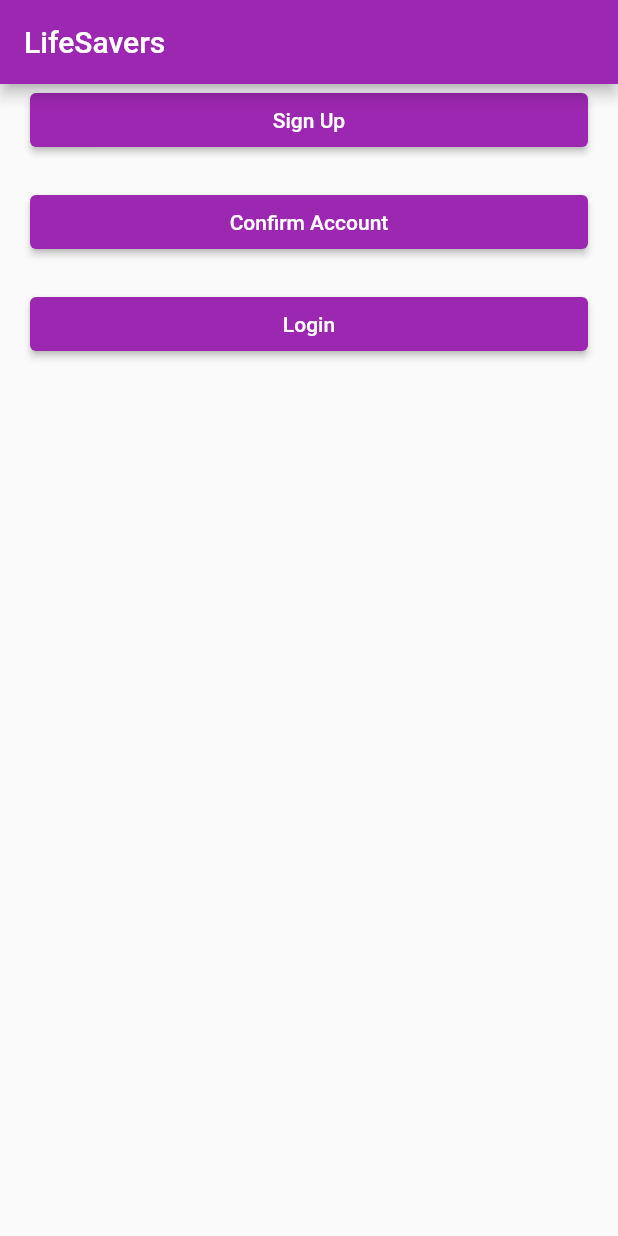
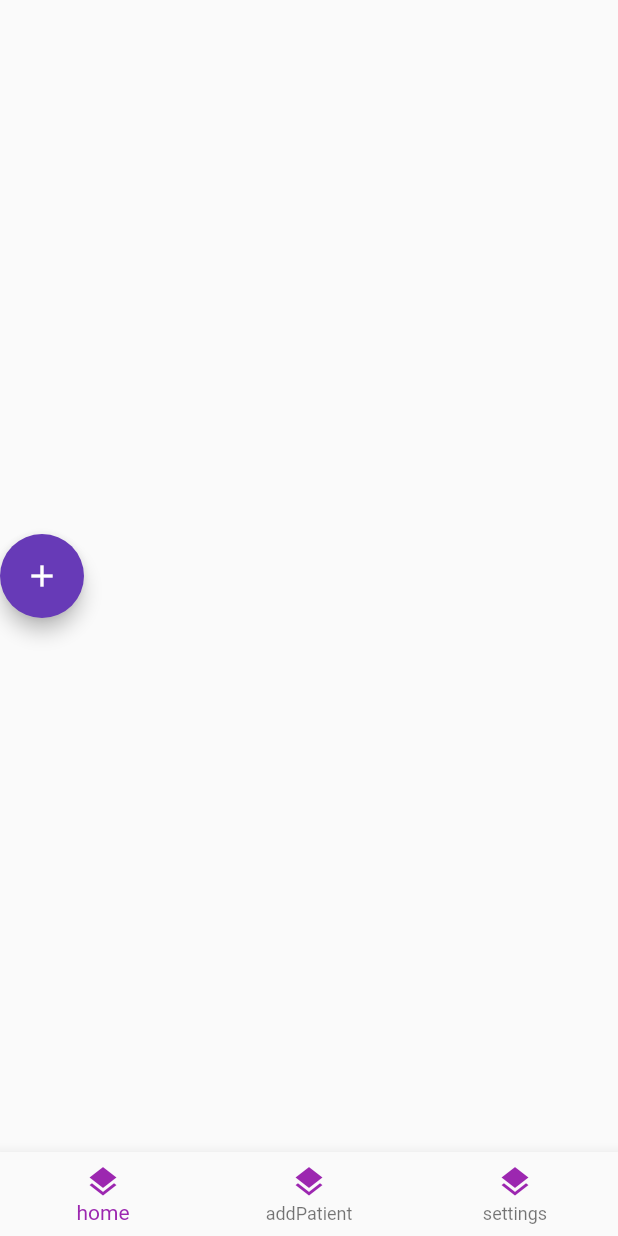
Before and after one commit to lbal837/capstone, a Flutter app: the screen it shows after launch, on a phone screen of 412 x 824 dp. Run offline on Flutter 3.47's test engine with Material 2 defaults, Android fonts, the phone set to English and light mode, and no system bars; our stand-ins replace firebase_core, firebase_messaging, shared_preferences; missing offline and left inert: amazon_cognito_identity_dart_2; accounts and stored records are empty; statements that could not run were skipped.

Commit message:
NAV BAR hell

```diff
--- a/frontend/lib/main.dart
+++ b/frontend/lib/main.dart
@@ -3,6 +3,7 @@ import 'package:firebase_messaging/firebase_messaging.dart';
 import 'package:flutter/material.dart';
 import 'package:frontend/ui/home/home_screen.dart';
 import 'firebase_options.dart';
+import 'nav/nav_app.dart';
 
 void main() async {
   WidgetsFlutterBinding.ensureInitialized();
@@ -35,11 +36,10 @@ class MyAppState extends State<MyApp> {
   @override
   Widget build(BuildContext context) {
     return MaterialApp(
-      title: 'Flutter Demo',
-      theme: ThemeData(
-        primarySwatch: Colors.purple,
-      ),
-      home: const MyHomePage(title: 'LifeSavers'),
-    );
+        title: 'Flutter Demo',
+        theme: ThemeData(
+          primarySwatch: Colors.purple,
+        ),
+        home: NavApp());
   }
 }
--- /dev/null
+++ b/frontend/lib/nav/bottom_nav.dart
@@ -0,0 +1,34 @@
+import 'package:flutter/material.dart';
+import 'package:frontend/nav/tab_item.dart';
+
+class BottomNavigation extends StatelessWidget {
+  const BottomNavigation(
+      {super.key, required this.currentTab, required this.onSelectTab});
+  final TabItem currentTab;
+  final ValueChanged<TabItem> onSelectTab;
+
+  @override
+  Widget build(BuildContext context) {
+    return BottomNavigationBar(
+      type: BottomNavigationBarType.fixed,
+      items: [
+        _buildItem(TabItem.home),
+        _buildItem(TabItem.addPatient),
+        _buildItem(TabItem.settings),
+      ],
+      onTap: (index) => onSelectTab(
+        TabItem.values[index],
+      ),
+    );
+  }
+
+  BottomNavigationBarItem _buildItem(TabItem tabItem) {
+    return BottomNavigationBarItem(
+      icon: const Icon(
+        Icons.layers,
+        color: Colors.purple,
+      ),
+      label: tabName[tabItem],
+    );
+  }
+}
--- /dev/null
+++ b/frontend/lib/nav/nav_app.dart
@@ -0,0 +1,44 @@
+import 'package:flutter/material.dart';
+import 'package:frontend/auth/user_service.dart';
+import 'package:frontend/nav/tab_item.dart';
+import 'package:frontend/secrets.dart';
+import 'package:frontend/ui/patients_portal/patients_portal_screen.dart';
+
+import '../ui/home/home_screen.dart';
+import 'bottom_nav.dart';
+
+class NavApp extends StatefulWidget {
+  @override
+  State<StatefulWidget> createState() => ScreenState();
+}
+
+class ScreenState extends State<NavApp> {
+  var _currentTab = TabItem.home;
+  final UserService userService = UserService(userPool);
+  bool isLoggedIn = false;
+
+  @override
+  void initState() {
+    super.initState();
+    isLoggedIn = userService.isLoggedIn() as bool;
+  }
+
+  void _selectTab(TabItem tabItem) {
+    setState(() => _currentTab = tabItem);
+  }
+
+  @override
+  Widget build(BuildContext context) {
+    return Scaffold(
+      body: PatientPortalScreen(
+          userService: userService,
+          patientList: [],
+          isLoggedIn: isLoggedIn,
+          isLoaded: true),
+      bottomNavigationBar: BottomNavigation(
+        currentTab: _currentTab,
+        onSelectTab: _selectTab,
+      ),
+    );
+  }
+}
--- /dev/null
+++ b/frontend/lib/nav/tab_item.dart
@@ -0,0 +1,15 @@
+import 'package:flutter/material.dart';
+
+enum TabItem { home, addPatient, settings }
+
+const Map<TabItem, String> tabName = {
+  TabItem.home: 'home',
+  TabItem.addPatient: 'addPatient',
+  TabItem.settings: 'settings',
+};
+
+const Map<TabItem, MaterialColor> activeTabColor = {
+  TabItem.home: Colors.red,
+  TabItem.addPatient: Colors.green,
+  TabItem.settings: Colors.blue,
+};
--- a/frontend/lib/ui/patients_portal/patients_portal_screen.dart
+++ b/frontend/lib/ui/patients_portal/patients_portal_screen.dart
@@ -4,6 +4,8 @@ import 'package:frontend/domain/patient.dart';
 import 'package:frontend/ui/add_patient/add_patient_screen.dart';
 import 'package:frontend/ui/home/widgets/home_profile_box.dart';
 import 'package:frontend/ui/patients_portal/widgets/patients_portal_logout_user_button.dart';
+import '../../nav/bottom_nav.dart';
+import 'package:frontend/nav/tab_item.dart';
 
 class PatientPortalScreen extends StatelessWidget {
   final UserService userService;
--- a/frontend/pubspec.yaml
+++ b/frontend/pubspec.yaml
@@ -39,6 +39,7 @@ dependencies:
   http: ^0.13.5
   intl: ^0.18.1
   mockito: ^5.4.0
+  persistent_bottom_nav_bar: ^5.0.2
   shared_preferences: ^2.1.0
   xml: ^6.2.2
 
```
